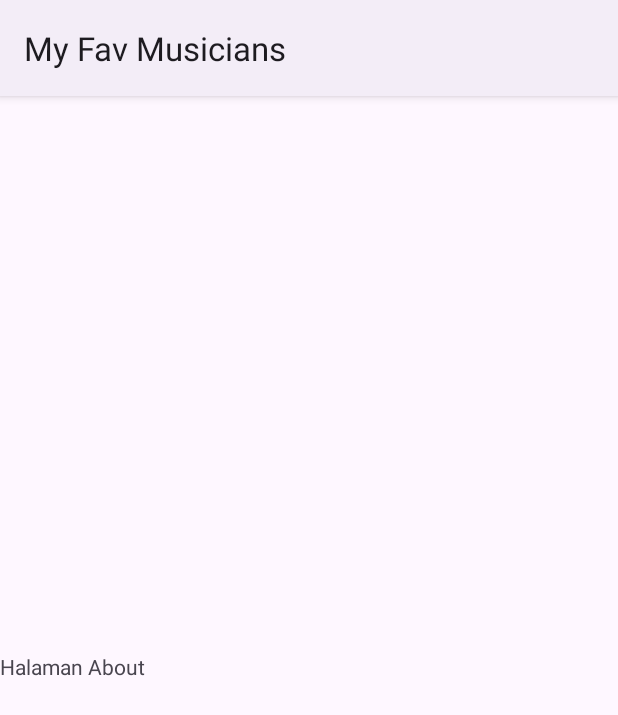
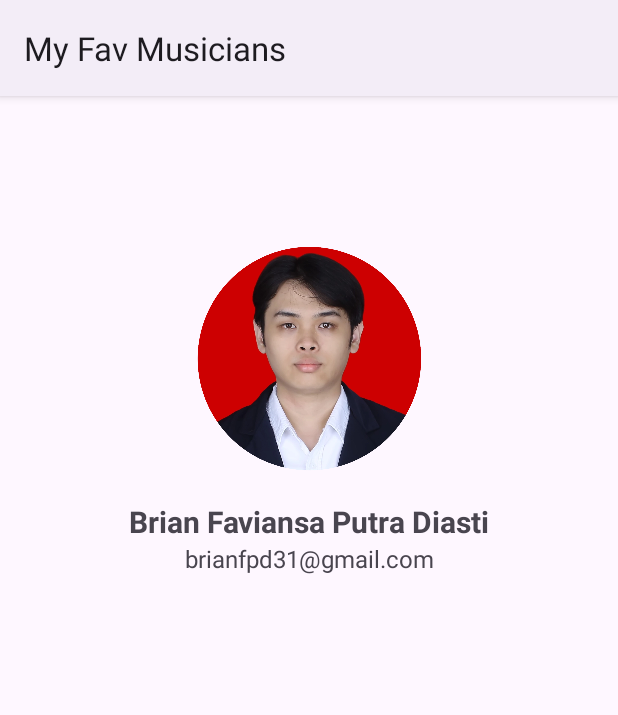
Before and after one commit to BrianFaviansa/membuat-android-pemula, an Android app: the AboutActivity screen opened directly, with no data from a screen before it, on a phone screen of 412 x 824 dp. Shown: the top 715 px of the screen. Run offline under Robolectric (Android 15) with nearby library versions, the phone set to English and light mode, and no system bars.

Commit message:
feat: AboutPage photo, name, and email

```diff
--- a/SubmissionAndroidPemula/app/src/main/res/layout/activity_about.xml
+++ b/SubmissionAndroidPemula/app/src/main/res/layout/activity_about.xml
@@ -7,13 +7,38 @@
     android:layout_height="match_parent"
     tools:context=".AboutActivity">
 
-    <TextView
-        android:layout_width="match_parent"
-        android:layout_height="wrap_content"
-        android:text="Halaman About"
-        app:layout_constraintBottom_toBottomOf="parent"
+    <ImageView
+        android:id="@+id/profileImage"
+        android:layout_width="150dp"
+        android:layout_height="150dp"
+        android:scaleType="centerInside"
+        android:src="@drawable/photo_about"
+        android:layout_marginTop="100dp"
+        app:layout_constraintBottom_toTopOf="@+id/nameTextView"
         app:layout_constraintEnd_toEndOf="parent"
         app:layout_constraintStart_toStartOf="parent"
         app:layout_constraintTop_toTopOf="parent" />
 
+    <TextView
+        android:id="@+id/nameTextView"
+        android:layout_width="wrap_content"
+        android:layout_height="wrap_content"
+        android:text="@string/nama_lengkap"
+        android:textSize="20sp"
+        android:textStyle="bold"
+        android:layout_marginTop="20dp"
+        app:layout_constraintEnd_toEndOf="parent"
+        app:layout_constraintStart_toStartOf="parent"
+        app:layout_constraintTop_toBottomOf="@+id/profileImage" />
+
+    <TextView
+        android:id="@+id/emailTextView"
+        android:layout_width="wrap_content"
+        android:layout_height="wrap_content"
+        android:text="@string/email"
+        android:textSize="16sp"
+        app:layout_constraintEnd_toEndOf="parent"
+        app:layout_constraintStart_toStartOf="parent"
+        app:layout_constraintTop_toBottomOf="@+id/nameTextView" />
+
 </androidx.constraintlayout.widget.ConstraintLayout>
--- a/SubmissionAndroidPemula/app/src/main/res/values/strings.xml
+++ b/SubmissionAndroidPemula/app/src/main/res/values/strings.xml
@@ -4,6 +4,8 @@
     <string name="musicians_name">Nama Musisi</string>
     <string name="description">Deskripsi</string>
     <string name="about">About</string>
+    <string name="nama_lengkap">Brian Faviansa Putra Diasti</string>
+    <string name="email">brianfpd31@gmail.com</string>
 
 
     <string-array name="data_name">
```
Also changed, not shown: SubmissionAndroidPemula/app/src/main/res/drawable/photo_about.webp (added).
